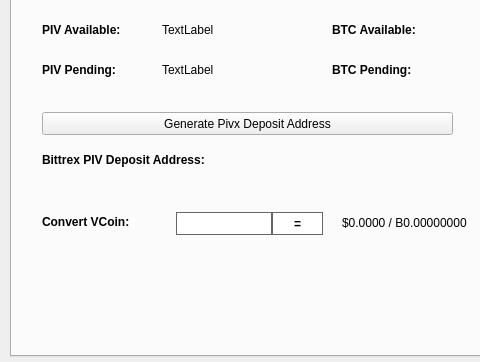
Qt form src/qt/forms/tradingdialog.ui (devzx90/bitcoin2) before a commit; both pictures show x 0 to 480 and y 114 to 476 of the 780 by 476 pixel window.
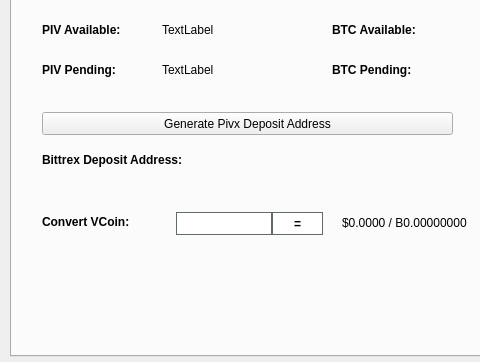
The same form after that commit. The open tabs and pages were chosen to show the change. Icons and pictures are not drawn.

Patch:
```diff
--- a/src/qt/forms/tradingdialog.ui
+++ b/src/qt/forms/tradingdialog.ui
@@ -2928,7 +2928,7 @@
       </font>
      </property>
      <property name="text">
-      <string>Bittrex PIV Deposit Address:</string>
+      <string>Bittrex Deposit Address:</string>
      </property>
     </widget>
     <widget class="QPushButton" name="GenDepositBTN">
```
Left out of the diff: 8 changed lines with no effect on the pictures.
